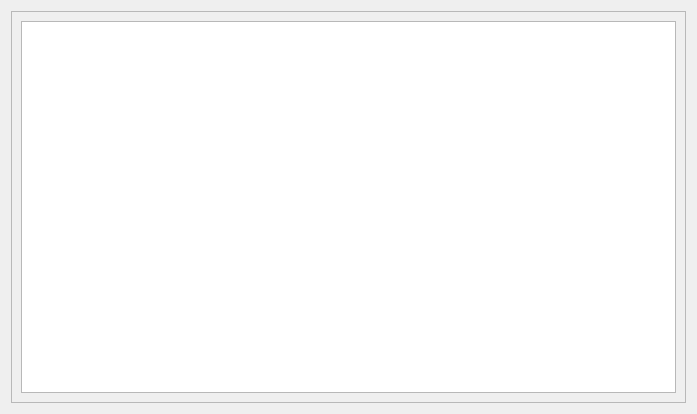
Before: the Qt Designer form Modules/Autopark/View/MainFormAutopark/mainformautopark.ui in Sakton/CONVEYANCE_Q, drawn with Qt 5.
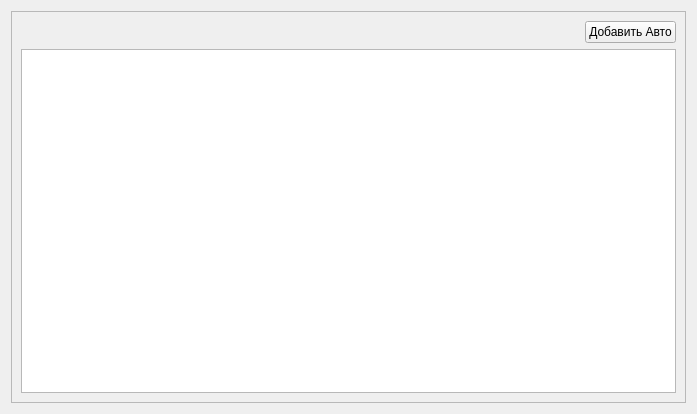
After: the same form once the commit is applied.

The edit to the form file:
```diff
--- a/Modules/Autopark/View/MainFormAutopark/mainformautopark.ui
+++ b/Modules/Autopark/View/MainFormAutopark/mainformautopark.ui
@@ -29,9 +29,33 @@
       <enum>QFrame::Raised</enum>
      </property>
      <layout class="QGridLayout" name="gridLayout_2">
-      <item row="0" column="0">
+      <item row="1" column="0">
        <widget class="QListWidget" name="listWidget"/>
       </item>
+      <item row="0" column="0">
+       <layout class="QHBoxLayout" name="horizontalLayout">
+        <item>
+         <spacer name="horizontalSpacer">
+          <property name="orientation">
+           <enum>Qt::Horizontal</enum>
+          </property>
+          <property name="sizeHint" stdset="0">
+           <size>
+            <width>40</width>
+            <height>20</height>
+           </size>
+          </property>
+         </spacer>
+        </item>
+        <item>
+         <widget class="QPushButton" name="pushButtonAdd">
+          <property name="text">
+           <string>Добавить Авто</string>
+          </property>
+         </widget>
+        </item>
+       </layout>
+      </item>
      </layout>
     </widget>
    </item>
```
